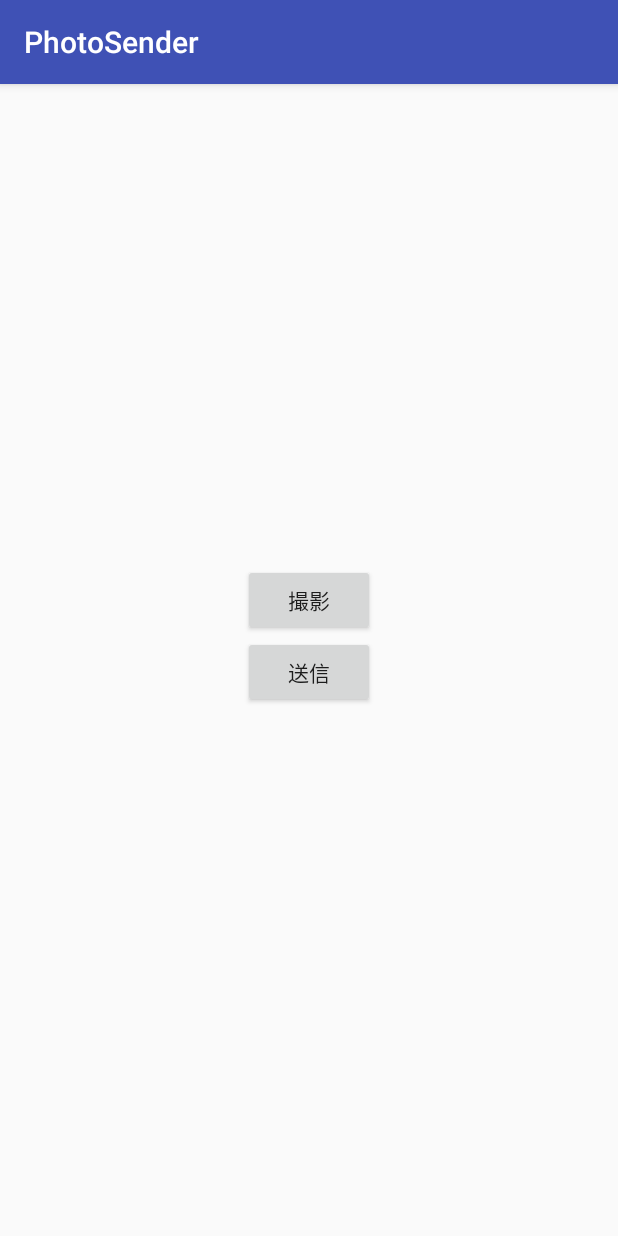
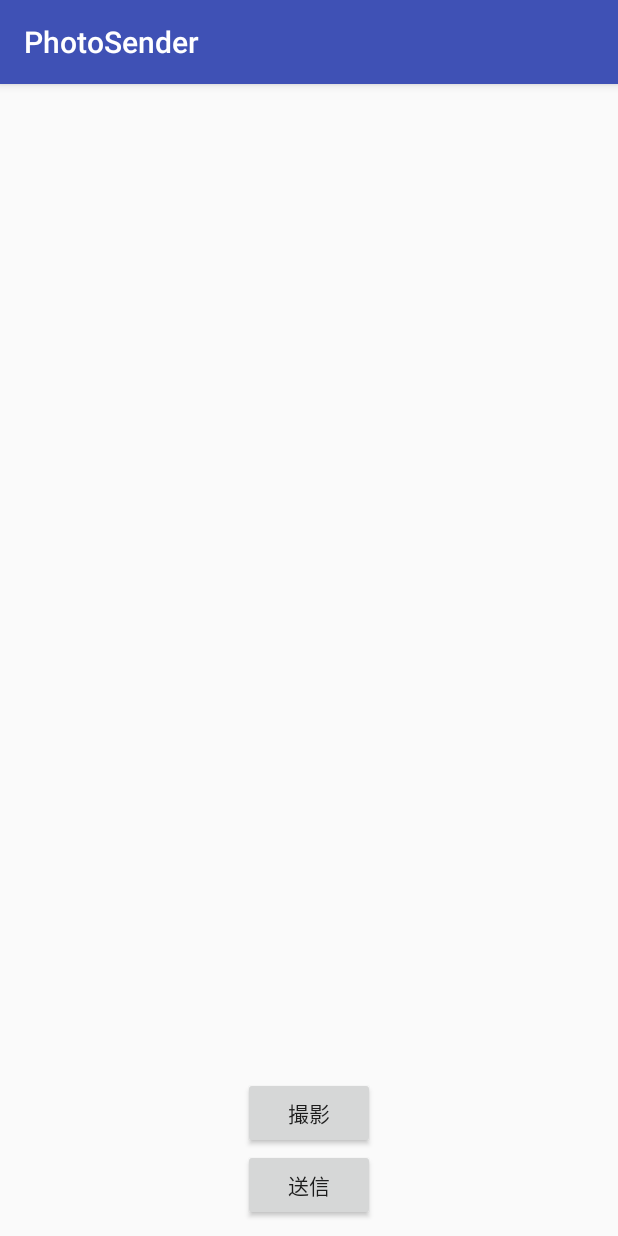
Before and after one commit to TatsukiIshijima/PhotoSender, an Android app: the screen it shows after launch (MainActivity), on a phone screen of 412 x 824 dp. Run offline under Robolectric (Android 15) with nearby library versions, the phone set to English and light mode, and no system bars; pictures from the network do not load; 1 statement that could not run was skipped.

Commit message:
レイアウト修正

```diff
--- a/app/src/main/res/layout/activity_main.xml
+++ b/app/src/main/res/layout/activity_main.xml
@@ -4,23 +4,23 @@
     xmlns:tools="http://schemas.android.com/tools"
     android:layout_width="match_parent"
     android:layout_height="match_parent"
-    android:layout_marginRight="16dp"
-    android:layout_marginLeft="16dp"
     tools:context="com.io.tatsuki.photosender.MainActivity">
+
+    <FrameLayout
+        android:layout_width="match_parent"
+        android:layout_height="match_parent">
 
         <ImageView
             android:id="@+id/take_photo_image_view"
             android:layout_width="match_parent"
-        android:layout_height="300dp"
-        android:layout_marginTop="10dp"/>
+            android:layout_height="match_parent" />
 
         <LinearLayout
             android:layout_width="match_parent"
-        android:layout_height="wrap_content"
+            android:layout_height="match_parent"
             android:orientation="vertical"
-        android:gravity="center"
-        android:layout_below="@+id/take_photo_image_view"
-        android:layout_marginTop="10dp">
+            android:gravity="center|bottom"
+            android:layout_margin="10dp">
 
             <Button
                 android:id="@+id/shoot_button"
@@ -35,4 +35,6 @@
                 android:text="送信"/>
         </LinearLayout>
 
+    </FrameLayout>
+
 </RelativeLayout>
```
Lines whose indentation alone changed are shown as unchanged.
